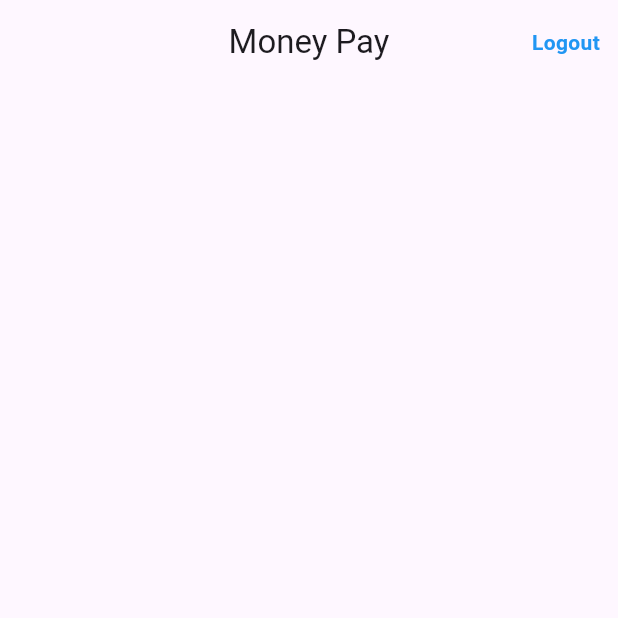
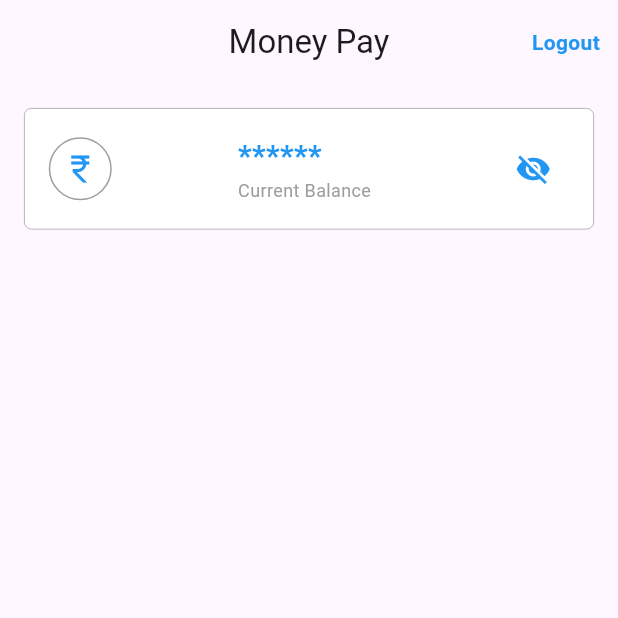
Before and after one commit to rajendraaeologic/send_money_application, a Flutter app: the HomeScreen screen opened by its route, on a phone screen of 412 x 824 dp, the top half of it. Run offline on Flutter 3.47's test engine with Material 3 defaults, Android fonts, the phone set to English and light mode, and no system bars; our stand-ins replace get.

Commit message:
feature: show balance amount in home screen

```diff
--- a/lib/core/utils/app_string.dart
+++ b/lib/core/utils/app_string.dart
@@ -4,4 +4,5 @@ class AppStrings {
   static const String passwordLabel = "Password";
   static const String loginButton = "Login";
   static const String logout = "Logout";
+  static const String currentBalance = "Current Balance";
 }
--- a/lib/presentation/controllers/home_controller.dart
+++ b/lib/presentation/controllers/home_controller.dart
@@ -2,5 +2,10 @@ import 'package:get/get.dart';
 
 class HomeController extends GetxController {
 
+  var isBalanceVisible = false.obs;
+
+  void toggleBalanceVisibility() {
+    isBalanceVisible.value = !isBalanceVisible.value;
+  }
 
 }
--- a/lib/presentation/pages/home_screen.dart
+++ b/lib/presentation/pages/home_screen.dart
@@ -3,6 +3,7 @@ import 'package:get/get.dart';
 import 'package:send_money_application1/core/routes/app_routes.dart';
 import 'package:send_money_application1/core/utils/app_string.dart';
 import 'package:send_money_application1/presentation/controllers/home_controller.dart';
+import 'package:send_money_application1/presentation/widgets/balance_card.dart';
 import '../../core/utils/base_widget.dart';
 
 class HomeScreen extends StatelessWidget {
@@ -23,7 +24,11 @@ class HomeScreen extends StatelessWidget {
                 .paddingOnly(right: 12))
       ],
       appBarTitle: 'Money Pay',
-      body: Container(),
+      body: Column(
+        children: [
+          BalanceCard(homeController: controller, balance: 500000)
+        ],
+      ),
     );
   }
 }
--- /dev/null
+++ b/lib/presentation/widgets/balance_card.dart
@@ -0,0 +1,95 @@
+import 'package:flutter/material.dart';
+import 'package:get/get.dart';
+import 'package:send_money_application1/core/utils/app_string.dart';
+
+import '../controllers/home_controller.dart';
+
+class BalanceCard extends StatelessWidget {
+  final double balance;
+  final HomeController homeController; // Accept the controller as a parameter
+
+  const BalanceCard({
+    super.key,
+    required this.balance,
+    required this.homeController, // Pass the controller through constructor
+  });
+
+  @override
+  Widget build(BuildContext context) {
+    return Container(
+      padding: const EdgeInsets.all(16.0), // Padding around the content
+      decoration: BoxDecoration(
+        color: Colors.white,
+        border: Border.all(
+          color: Colors.grey,
+          width: 0.5,
+        ),
+        borderRadius: BorderRadius.circular(5), // Rounded corners with radius
+      ),
+      child: Row(
+        mainAxisAlignment: MainAxisAlignment.spaceBetween,
+        children: [
+          Row(
+            children: [
+              Container(
+                padding: const EdgeInsets.all(8.0), // Padding around the icon
+                decoration: BoxDecoration(
+                  color: Colors.white,
+                  border: Border.all(
+                    color: Colors.grey,
+                    width: 1,
+                  ),
+                  borderRadius: BorderRadius.circular(25),
+                ),
+                child: const Icon(
+                  Icons.currency_rupee_outlined,
+                  color: Colors.blue,
+                ),
+              ),
+            ],
+          ),
+          Column(
+            crossAxisAlignment: CrossAxisAlignment.start,
+            children: [
+              Obx(() {
+                return Text(
+                  homeController.isBalanceVisible.value
+                      ? balance.toStringAsFixed(0)
+                      : '******',
+                  style: const TextStyle(
+                    fontSize: 20,
+                    fontWeight: FontWeight.bold,
+                    color: Colors.blue,
+                  ),
+                );
+              }),
+              const Text(
+                AppStrings.currentBalance,
+                style: TextStyle(
+                  fontSize: 12,
+                  fontWeight: FontWeight.w400,
+                  color: Colors.grey
+                ),
+              ),
+            ],
+          ),
+          Row(children: [
+            IconButton(
+              icon: Obx(() {
+                return Icon(
+                  homeController.isBalanceVisible.value
+                      ? Icons.visibility
+                      : Icons.visibility_off,
+                  color: Colors.blue,
+                );
+              }),
+              onPressed: () {
+                homeController.toggleBalanceVisibility();
+              },
+            ),
+          ],)
+        ],
+      ),
+    );
+  }
+}
```
